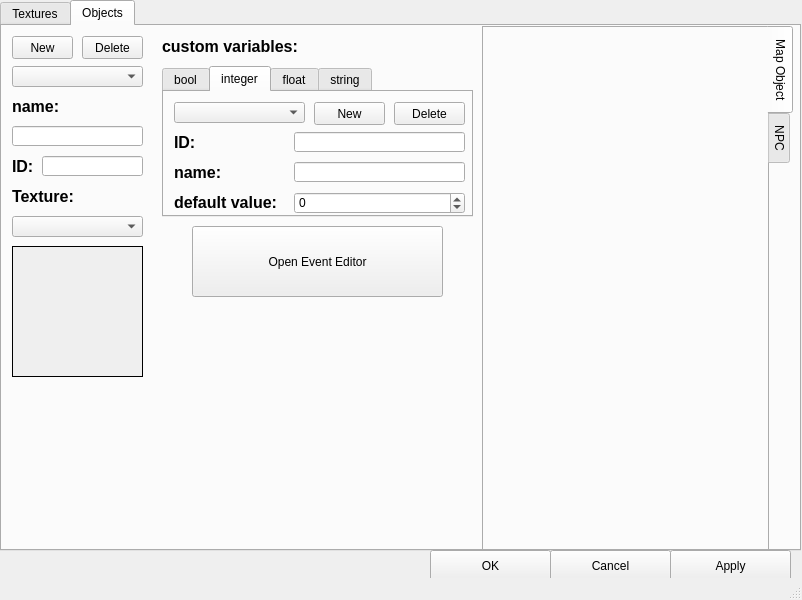
Above: MapEditor/UI/Database.ui from seem-sky/Simple2D-Engine before the change. Below: the same form after it.
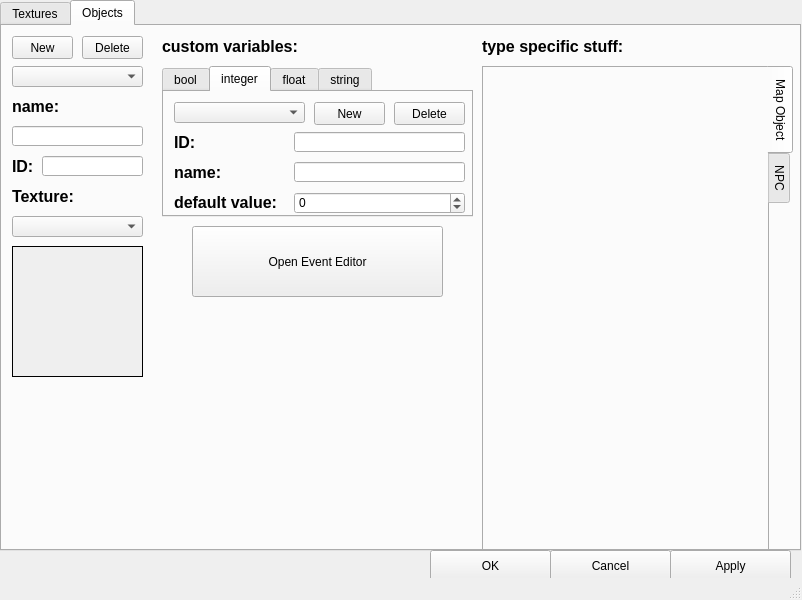
That is the form after the change. The open tabs and pages were chosen to show the change.

```diff
--- a/MapEditor/UI/Database.ui
+++ b/MapEditor/UI/Database.ui
@@ -948,9 +948,9 @@
       <property name="geometry">
        <rect>
         <x>480</x>
-        <y>0</y>
+        <y>40</y>
         <width>311</width>
-        <height>531</height>
+        <height>491</height>
        </rect>
       </property>
       <property name="tabPosition">
@@ -1819,6 +1819,26 @@
        <string>Open Event Editor</string>
       </property>
      </widget>
+     <widget class="QLabel" name="label_31">
+      <property name="geometry">
+       <rect>
+        <x>480</x>
+        <y>10</y>
+        <width>151</width>
+        <height>21</height>
+       </rect>
+      </property>
+      <property name="font">
+       <font>
+        <pointsize>12</pointsize>
+        <weight>75</weight>
+        <bold>true</bold>
+       </font>
+      </property>
+      <property name="text">
+       <string>type specific stuff:</string>
+      </property>
+     </widget>
     </widget>
    </widget>
    <widget class="QPushButton" name="ButtonApply">
```
Left out of the diff: 2 changed lines with no effect on the pictures.
